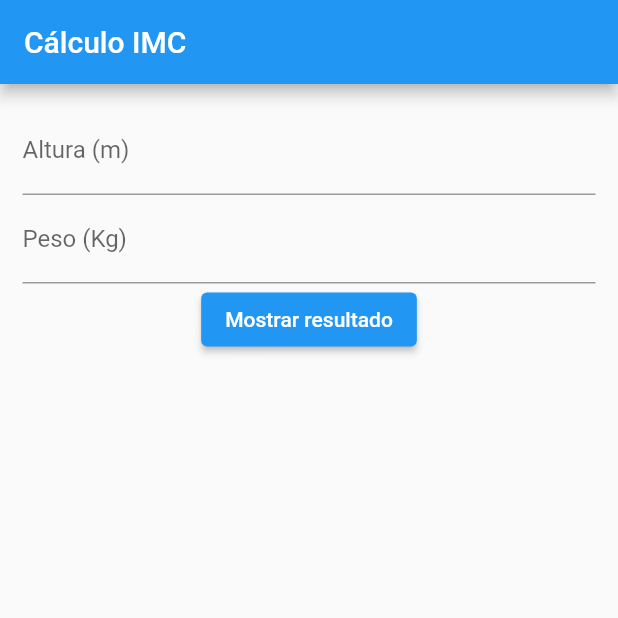
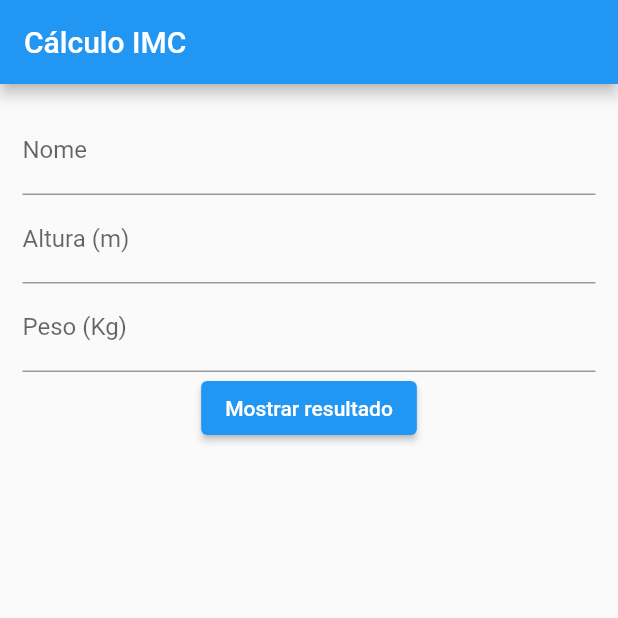
Before and after one commit to gahmorais/mba-desafio-flutter-m01, a Flutter app: the screen it shows after launch, after a tap on "Mostrar resultado", on a phone screen of 412 x 824 dp, the top half of it. Run offline on Flutter 3.47's test engine with Material 2 defaults, Android fonts, the phone set to English and light mode, and no system bars.

Commit message:
Adição do nome do usuário na tela principal;refatoração da classe IMC;criação da classe User

```diff
--- /dev/null
+++ b/lib/models/User.dart
@@ -0,0 +1,6 @@
+class User {
+  String name;
+  double height;
+  double weight;
+  User({required this.name, required this.height, required this.weight});
+}
--- a/lib/utils/calculateIMC.dart
+++ /dev/null
@@ -1,5 +0,0 @@
-double calculateImc(double height, double weight) {
-  print(height);
-  print(weight);
-  return weight / (height * height);
-}
--- a/lib/views/input_imc_data.dart
+++ b/lib/views/input_imc_data.dart
@@ -1,7 +1,6 @@
 import 'package:flutter/material.dart';
 import 'package:flutter_project/routes/AppRoutes.dart';
-
-import '../models/Imc.dart';
+import '../models/User.dart';
 
 class InputImcDataStateful extends StatefulWidget {
   const InputImcDataStateful({super.key});
@@ -12,7 +11,7 @@ class InputImcDataStateful extends StatefulWidget {
 
 class InputImcData extends State<InputImcDataStateful> {
   final _formKey = GlobalKey<FormState>();
-  final Map<String, double> _form = {};
+  User user = User(name: "", height: 0.0, weight: 0.0);
   @override
   Widget build(BuildContext context) {
     return Scaffold(
@@ -25,18 +24,24 @@ class InputImcData extends State<InputImcDataStateful> {
           key: _formKey,
           child: Column(children: [
             TextFormField(
+              decoration: const InputDecoration(labelText: "Nome"),
+              onSaved: (value) {
+                user.name = value!;
+              },
+            ),
+            TextFormField(
               decoration: const InputDecoration(labelText: "Altura (m)"),
               keyboardType:
                   const TextInputType.numberWithOptions(decimal: true),
               onSaved: (value) {
-                _form['height'] = double.parse(value!);
+                user.height = double.parse(value!);
               },
             ),
             TextFormField(
               decoration: const InputDecoration(labelText: "Peso (Kg)"),
               keyboardType:
                   const TextInputType.numberWithOptions(decimal: true),
-              onSaved: (value) => {_form['weight'] = double.parse(value!)},
+              onSaved: (value) => {user.weight = double.parse(value!)},
             ),
             Row(
               mainAxisAlignment: MainAxisAlignment.center,
@@ -44,10 +49,8 @@ class InputImcData extends State<InputImcDataStateful> {
                 ElevatedButton(
                     onPressed: () {
                       _formKey.currentState?.save();
-                      final imc = Imc(
-                          height: _form['height']!, weight: _form['weight']!);
                       Navigator.of(context)
-                          .pushNamed(AppRoutes.SHOW_DATA, arguments: imc);
+                          .pushNamed(AppRoutes.SHOW_DATA, arguments: user);
                     },
                     child: const Text("Mostrar resultado"))
               ],
```
Also changed, not shown: lib/models/Imc.dart (+16 -5 lines), lib/views/show_imc_data.dart (+13 -8 lines).
